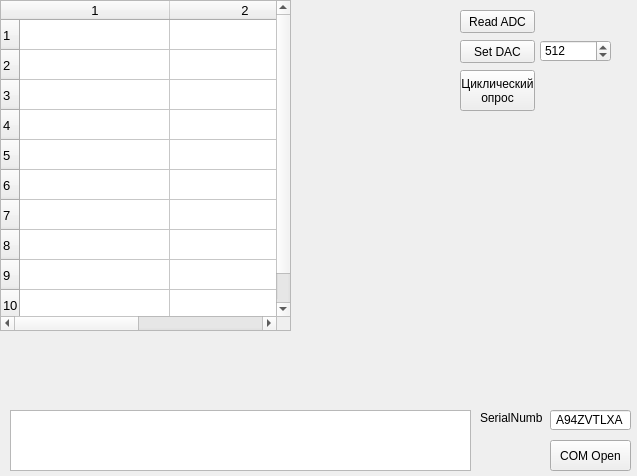
Above: oai_dd_pk.ui from a-styuf/oai_dd_pk before the change. Below: the same form after it.
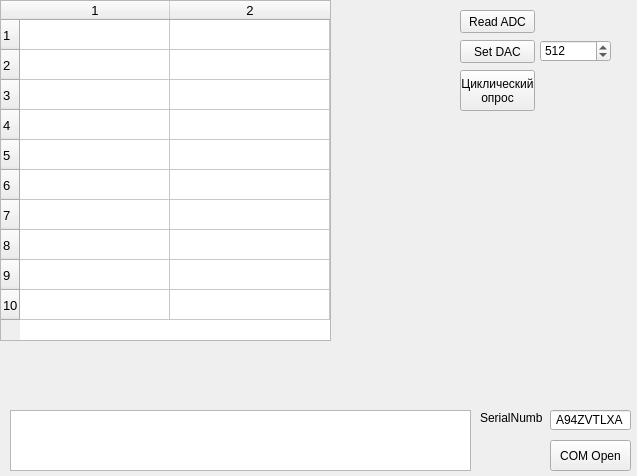
That is the form after the change.

Commit message: Рабочий вариант 0.1

Diff of the .ui file:
```diff
--- a/oai_dd_pk.ui
+++ b/oai_dd_pk.ui
@@ -96,8 +96,8 @@
     <rect>
      <x>0</x>
      <y>0</y>
-     <width>291</width>
-     <height>331</height>
+     <width>331</width>
+     <height>341</height>
     </rect>
    </property>
    <property name="sizePolicy">
```
The commit also changes 2 other files.
